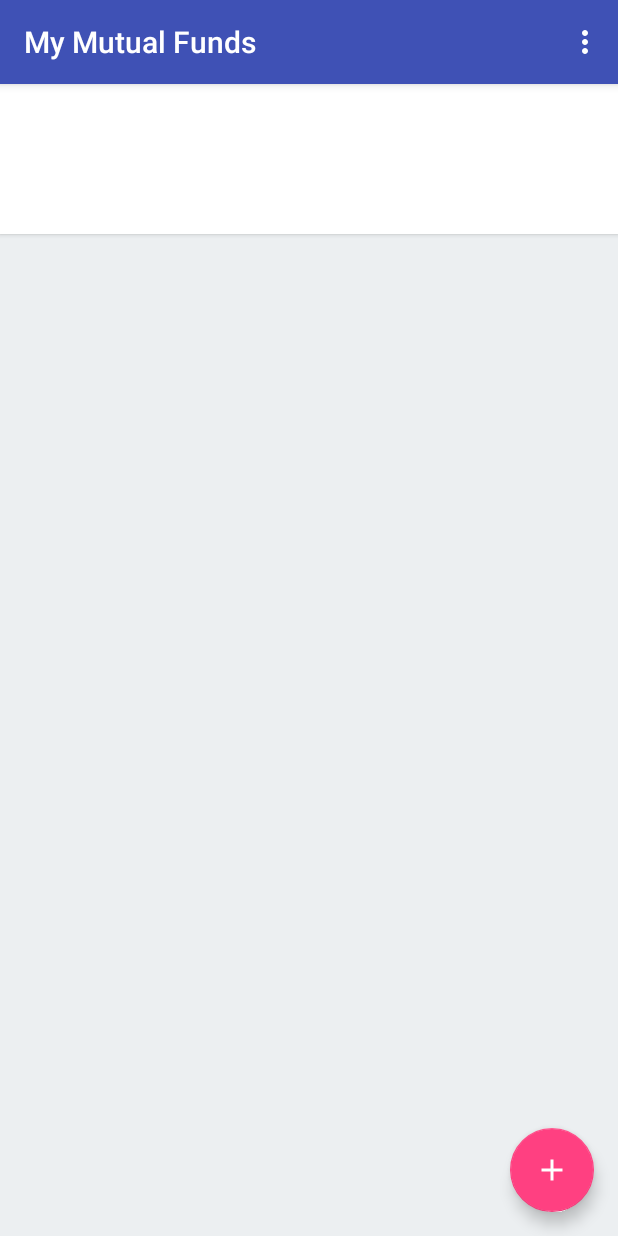
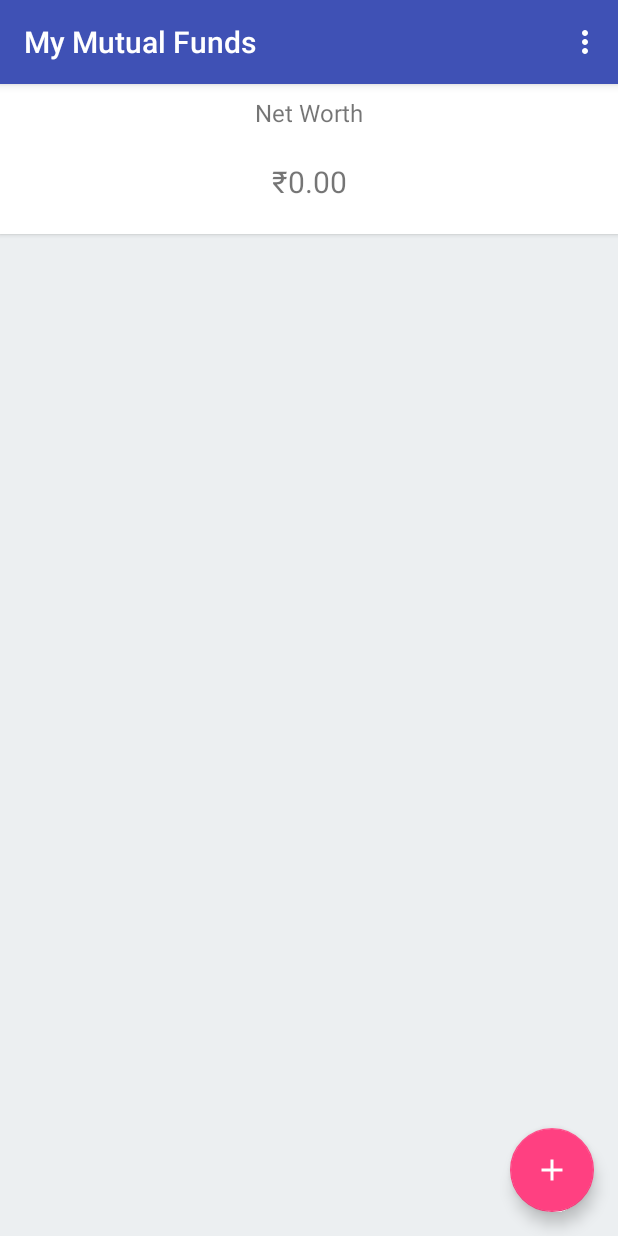
Before and after one commit to neerajms/mymutualfunds, an Android app: the screen it shows after launch (MainActivity), on a phone screen of 412 x 824 dp. Run offline under Robolectric (Android 15) with nearby library versions, the phone set to English and light mode, and no system bars; 4 statements that could not run were skipped.

Commit message:
Net worth shown on main screen

```diff
--- a/app/src/main/java/com/neerajms99b/neeraj/mymutualfunds/adapter/FundsListAdapter.java
+++ b/app/src/main/java/com/neerajms99b/neeraj/mymutualfunds/adapter/FundsListAdapter.java
@@ -71,7 +71,7 @@ public class FundsListAdapter extends RecyclerView.Adapter<FundsListAdapter.View
     public void onBindViewHolder(ViewHolder holder, final int position) {
         mCursor.moveToPosition(position);
         holder.mFundName.setText(mCursor.getString(mCursor.getColumnIndex(FundsContentProvider.FUND_NAME)));
-        holder.mFundNAV.setText(mCursor.getString(mCursor.getColumnIndex(FundsContentProvider.FUND_NAV)));
+        holder.mFundNAV.setText(String.format("%.2f",mCursor.getDouble(mCursor.getColumnIndex(FundsContentProvider.FUND_NAV))));
         if (mCursor.getString(mCursor.getColumnIndex(FundsContentProvider.UNITS_OWNED)) != null) {
             holder.mUnits.setText("Units in hand:" + mCursor.getString(mCursor.getColumnIndex(FundsContentProvider.UNITS_OWNED)));
         } else {
--- a/app/src/main/java/com/neerajms99b/neeraj/mymutualfunds/ui/MainActivity.java
+++ b/app/src/main/java/com/neerajms99b/neeraj/mymutualfunds/ui/MainActivity.java
@@ -1,6 +1,5 @@
 package com.neerajms99b.neeraj.mymutualfunds.ui;
 
-import android.content.ContentValues;
 import android.content.Context;
 import android.content.Intent;
 import android.os.Bundle;
@@ -12,7 +11,6 @@ import android.view.MenuItem;
 import android.view.View;
 
 import com.neerajms99b.neeraj.mymutualfunds.R;
-import com.neerajms99b.neeraj.mymutualfunds.data.FundsContentProvider;
 
 public class MainActivity extends AppCompatActivity {
 
--- a/app/src/main/java/com/neerajms99b/neeraj/mymutualfunds/ui/MainActivityFragment.java
+++ b/app/src/main/java/com/neerajms99b/neeraj/mymutualfunds/ui/MainActivityFragment.java
@@ -9,9 +9,11 @@ import android.support.v4.content.CursorLoader;
 import android.support.v4.content.Loader;
 import android.support.v7.widget.LinearLayoutManager;
 import android.support.v7.widget.RecyclerView;
+import android.util.Log;
 import android.view.LayoutInflater;
 import android.view.View;
 import android.view.ViewGroup;
+import android.widget.TextView;
 
 import com.neerajms99b.neeraj.mymutualfunds.R;
 import com.neerajms99b.neeraj.mymutualfunds.adapter.FundsListAdapter;
@@ -20,10 +22,12 @@ import com.neerajms99b.neeraj.mymutualfunds.data.FundsContentProvider;
 /**
  * A placeholder fragment containing a simple view.
  */
-public class MainActivityFragment extends Fragment implements LoaderManager.LoaderCallbacks<Cursor>{
+public class MainActivityFragment extends Fragment implements LoaderManager.LoaderCallbacks<Cursor> {
     private FundsListAdapter mFundsListAdapter;
     private RecyclerView mRecyclerView;
     private int CURSOR_LOADER_ID = 0;
+    private TextView mNetWorthAmount;
+    private String mNetWorth;
 
     public MainActivityFragment() {
     }
@@ -32,7 +36,7 @@ public class MainActivityFragment extends Fragment implements LoaderManager.Load
     public View onCreateView(LayoutInflater inflater, ViewGroup container,
                              Bundle savedInstanceState) {
         View rootView = inflater.inflate(R.layout.fragment_main, container, false);
-//        mFundsListAdapter = new FundsListAdapter(null);
+        mNetWorthAmount = (TextView) rootView.findViewById(R.id.net_worth_amount);
         mRecyclerView = (RecyclerView) rootView.findViewById(R.id.funds_recycler_view);
         mRecyclerView.setAdapter(mFundsListAdapter);
         mRecyclerView.setLayoutManager(new LinearLayoutManager(getActivity()));
@@ -43,14 +47,34 @@ public class MainActivityFragment extends Fragment implements LoaderManager.Load
 
     @Override
     public Loader<Cursor> onCreateLoader(int id, Bundle args) {
-        return new CursorLoader(getActivity(), FundsContentProvider.mUri,null,null,null,null);
+        return new CursorLoader(getActivity(), FundsContentProvider.mUri, null, null, null, null);
     }
 
     @Override
     public void onLoadFinished(Loader<Cursor> loader, Cursor data) {
-        mFundsListAdapter = new FundsListAdapter(data,this);
+        mFundsListAdapter = new FundsListAdapter(data, this);
         mRecyclerView.setAdapter(mFundsListAdapter);
         mFundsListAdapter.notifyDataSetChanged();
+        setNetWorthAmount(data);
+    }
+
+    public void setNetWorthAmount(Cursor data) {
+        int units = 0;
+        double nav = 0.0d;
+        double netWorth = 0.0d;
+        data.moveToFirst();
+        do{
+            Log.d("inside","while");
+            units = 0;
+            nav = 0.0d;
+            if (data.getString(data.getColumnIndex(FundsContentProvider.UNITS_OWNED)) != null) {
+                units = data.getInt(data.getColumnIndex(FundsContentProvider.UNITS_OWNED));
+                nav = data.getDouble(data.getColumnIndex(FundsContentProvider.FUND_NAV));
+                netWorth = netWorth + units * nav;
+            }
+        }while (data.moveToNext());
+        mNetWorth = String.format("%.2f", netWorth);
+        mNetWorthAmount.setText("₹" + mNetWorth);
     }
 
     @Override
@@ -58,20 +82,20 @@ public class MainActivityFragment extends Fragment implements LoaderManager.Load
 
     }
 
-    public void editClicked(String scode){
+    public void editClicked(String scode) {
         Bundle bundle = new Bundle();
-        bundle.putString(getString(R.string.key_scode),scode);
+        bundle.putString(getString(R.string.key_scode), scode);
         UnitsInputDialogFragment unitsInputDialogFragment = new UnitsInputDialogFragment();
         unitsInputDialogFragment.setArguments(bundle);
-        unitsInputDialogFragment.setTargetFragment(MainActivityFragment.this,0);
-        unitsInputDialogFragment.show(getFragmentManager(),null);
+        unitsInputDialogFragment.setTargetFragment(MainActivityFragment.this, 0);
+        unitsInputDialogFragment.show(getFragmentManager(), null);
     }
-    public void unitsInput(String units, String scode){
+
+    public void unitsInput(String units, String scode) {
         ContentValues contentValues = new ContentValues();
-        contentValues.put(FundsContentProvider.UNITS_OWNED,units);
+        contentValues.put(FundsContentProvider.UNITS_OWNED, units);
         String[] selectionArgs = {scode};
-        getContext().getContentResolver().update(FundsContentProvider.mUri,contentValues,FundsContentProvider.KEY_ID,selectionArgs);
-        getLoaderManager().restartLoader(CURSOR_LOADER_ID,null,this);
-//        mFundsListAdapter.notifyDataSetChanged();
+        getContext().getContentResolver().update(FundsContentProvider.mUri, contentValues, FundsContentProvider.KEY_ID, selectionArgs);
+        getLoaderManager().restartLoader(CURSOR_LOADER_ID, null, this);
     }
 }
--- a/app/src/main/res/layout/fragment_main.xml
+++ b/app/src/main/res/layout/fragment_main.xml
@@ -1,18 +1,44 @@
 <LinearLayout xmlns:android="http://schemas.android.com/apk/res/android"
+    xmlns:app="http://schemas.android.com/apk/res-auto"
     xmlns:tools="http://schemas.android.com/tools"
     android:layout_width="match_parent"
     android:layout_height="match_parent"
-    xmlns:app="http://schemas.android.com/apk/res-auto"
+    android:background="@color/colorBackground"
+    android:orientation="vertical"
     tools:context=".ui.MainActivityFragment"
-    android:orientation="vertical"
-    android:background="@color/colorBackground"
     tools:showIn="@layout/activity_main">
+
     <android.support.v7.widget.CardView
         android:id="@+id/net_worth_card"
         android:layout_width="match_parent"
+        android:layout_height="@dimen/net_worth_card_height"
         app:cardCornerRadius="0dp"
-        app:elevation="@dimen/net_worth_cardview_elevation"
-        android:layout_height="@dimen/net_worth_card_height">
+        android:padding="@dimen/net_worth_card_padding"
+        app:elevation="@dimen/net_worth_cardview_elevation">
+
+        <LinearLayout
+            android:layout_width="match_parent"
+            android:layout_height="match_parent"
+            android:orientation="vertical">
+
+            <TextView
+                android:layout_width="match_parent"
+                android:layout_height="wrap_content"
+                android:paddingTop="@dimen/net_worth_heading_top_padding"
+                android:gravity="center_horizontal"
+                android:text="@string/net_worth"
+                android:layout_weight="0"
+                android:textSize="@dimen/net_worth_heading_size" />
+
+            <TextView
+                android:id="@+id/net_worth_amount"
+                android:layout_width="match_parent"
+                android:layout_height="0dp"
+                android:layout_weight="1"
+                android:textSize="@dimen/net_worth_text_size"
+                android:gravity="center"/>
+        </LinearLayout>
+
 
     </android.support.v7.widget.CardView>
 
--- a/app/src/main/res/layout/units_input_alert_dialog.xml
+++ b/app/src/main/res/layout/units_input_alert_dialog.xml
@@ -6,6 +6,9 @@
         android:id="@+id/units_edittext"
         android:layout_width="match_parent"
         android:layout_height="wrap_content"
-        android:inputType="number"/>
+        android:inputType="number"
+        android:layout_marginLeft="@dimen/input_dialog_margin"
+        android:layout_marginRight="@dimen/input_dialog_margin"/>
+
 
 </LinearLayout>
--- a/app/src/main/res/values/dimens.xml
+++ b/app/src/main/res/values/dimens.xml
@@ -13,4 +13,9 @@
     <dimen name="net_worth_card_marginbottom">8dp</dimen>
     <dimen name="recyclerview_toppadding">4dp</dimen>
     <dimen name="net_worth_cardview_elevation">6dp</dimen>
+    <dimen name="net_worth_heading_size">16sp</dimen>
+    <dimen name="net_worth_heading_top_padding">8dp</dimen>
+    <dimen name="net_worth_text_size">20sp</dimen>
+    <dimen name="net_worth_card_padding">16dp</dimen>
+    <dimen name="input_dialog_margin">24dp</dimen>
 </resources>
--- a/app/src/main/res/values/strings.xml
+++ b/app/src/main/res/values/strings.xml
@@ -16,4 +16,6 @@
     <string name="alert_dialog_ok">Ok</string>
     <string name="alert_dialog_cancel">Cancel</string>
     <string name="notify_data_change" translatable="false">notify</string>
+    <string name="net_worth">Net Worth</string>
+    <string name="key_net_worth" translatable="false">net_worth</string>
 </resources>
```
